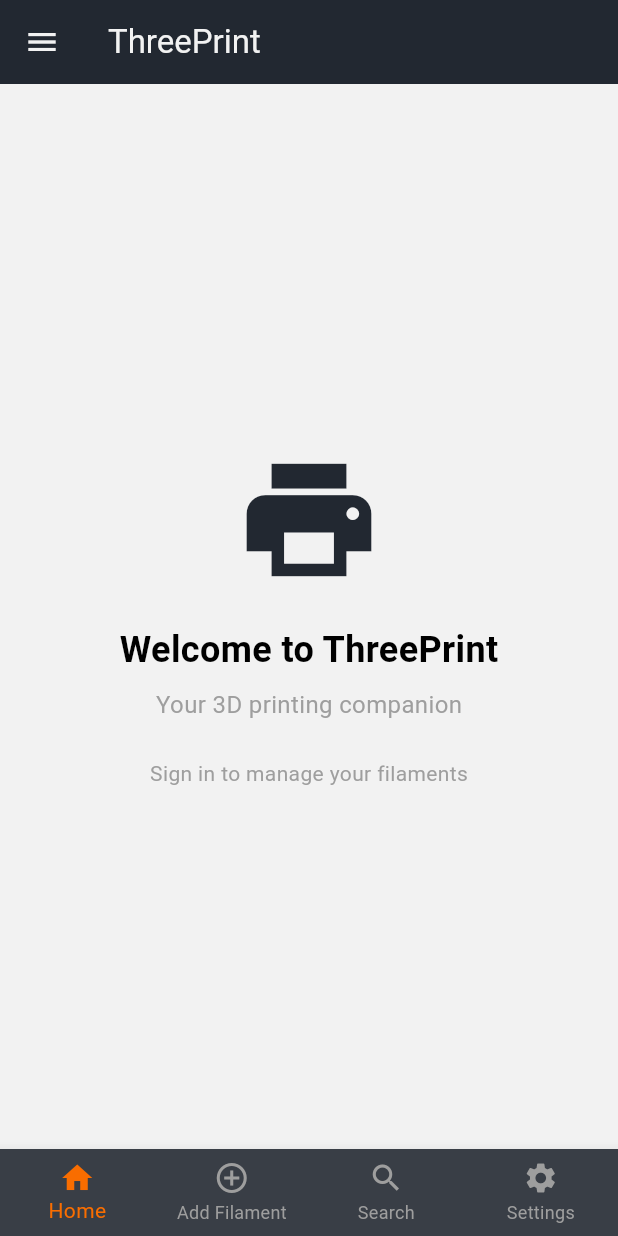
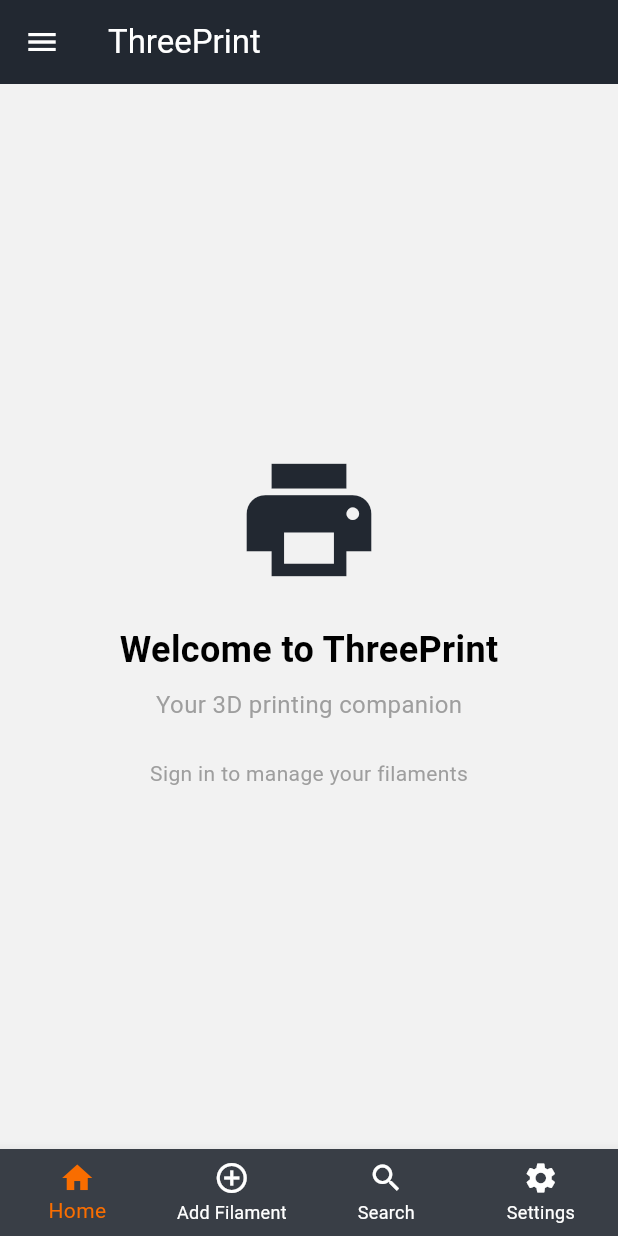
Before and after one commit to RamSabah/threeprint, a Flutter app: the screen it shows after launch, on a phone screen of 412 x 824 dp. Run offline on Flutter 3.47's test engine with Material 3 defaults, Android fonts, the phone set to English and light mode, and no system bars; our stand-ins replace cloud_firestore, firebase_auth, firebase_core, flutter_svg; accounts and stored records are empty.

Commit message:
coloring

```diff
--- a/lib/navigation/Navigation.dart
+++ b/lib/navigation/Navigation.dart
@@ -33,7 +33,7 @@ class _MainNavigationState extends State<MainNavigation> {
     return Scaffold(
       appBar: AppBar(
         backgroundColor: Theme.of(context).colorScheme.primary,
-        foregroundColor: Theme.of(context).colorScheme.surface,
+        foregroundColor: Colors.white,
         title: const Text('ThreePrint'),
         leading: Builder(
           builder: (context) => IconButton(
@@ -48,7 +48,7 @@ class _MainNavigationState extends State<MainNavigation> {
         backgroundColor: Theme.of(context).colorScheme.onPrimary,
         type: BottomNavigationBarType.fixed,
         selectedItemColor: Theme.of(context).colorScheme.secondary,
-        unselectedItemColor: Colors.grey,
+        unselectedItemColor: Colors.white,
         items: <BottomNavigationBarItem>[
           BottomNavigationBarItem(
             icon: Icon(Icons.home),
```
Also changed, not shown: lib/pages/Home.dart (+1 -25 lines).
